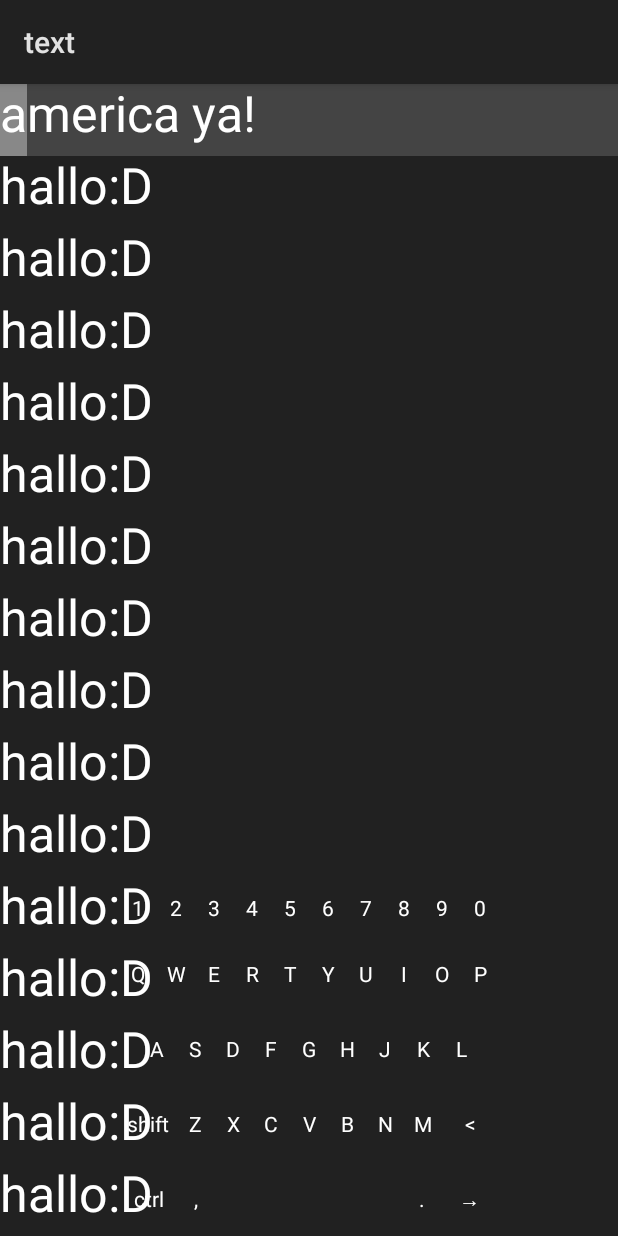
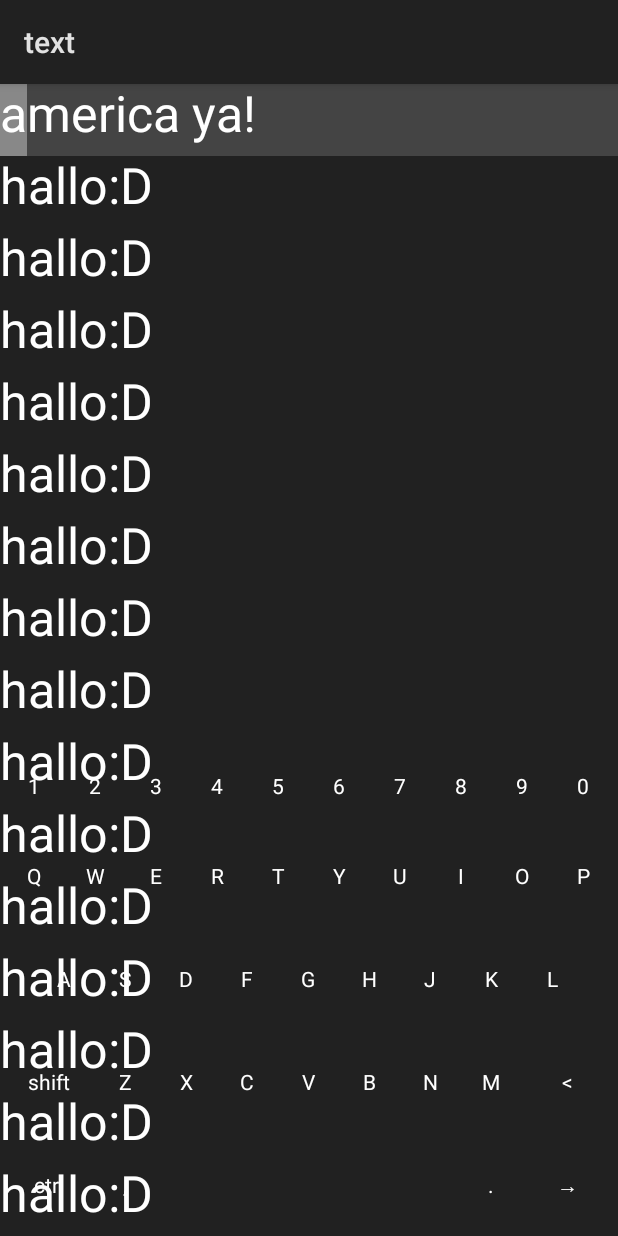
Before and after one commit to IMOitself/text, an Android app: the screen it shows after launch (MainActivity), on a phone screen of 412 x 824 dp. Run offline under Robolectric (Android 15) with nearby library versions, the phone set to English and light mode, and no system bars.

Commit message:
feat: resize keyboard based on screen width and height
- add some comments

```diff
--- a/app/src/main/java/imo/text/Editor.java
+++ b/app/src/main/java/imo/text/Editor.java
@@ -60,11 +60,12 @@ public class Editor extends View {
         super.onDraw(canvas);
 
         int lastBottom = 0;
+        if(lines.isEmpty()) return;
         for (String line : lines) {
             mPaint.getTextBounds(line, 0, line.length(), textBounds);
 
+            // populate only once
             if (lineHeight == -1) {
-                // Populate only once
                 lineHeight = textBounds.height();
                 lineSpacing = lineHeight / 2;
             }
@@ -72,11 +73,14 @@ public class Editor extends View {
             int lineTop = lastBottom;
             int lineBottom = lineTop + lineHeight + lineSpacing;
 
-            if (touchY <= lineBottom)
-            if (touchY >= lineTop) {
+            // draw touched char and line
+            if (touchY <= lineBottom
+            &&  touchY >= lineTop) {
+                // highlight line
                 mPaint.setColor(Color.DKGRAY);
                 canvas.drawRect(0, lineTop, getWidth(), lineBottom, mPaint);
 
+                // highlight char
                 int cumulativeWidth = 0;
                 for (int i = 0; i < line.length(); i++) {
                     float charWidth = mPaint.measureText(line, i, i + 1);
@@ -99,7 +103,9 @@ public class Editor extends View {
             canvas.drawText(line, 0, lineBottom - lineSpacing, mPaint);
 
             lastBottom = lineBottom;
-            if (lastBottom > getHeight()) break; //only draw visible lines
+
+            //only draw visible lines
+            if (lastBottom > getHeight()) break;
         }
 
     }
--- a/app/src/main/java/imo/text/MainActivity.java
+++ b/app/src/main/java/imo/text/MainActivity.java
@@ -2,6 +2,9 @@ package imo.text;
 
 import android.app.Activity;
 import android.os.Bundle;
+import android.util.DisplayMetrics;
+import android.view.View;
+import android.view.ViewGroup;
 
 public class MainActivity extends Activity {
 
@@ -16,5 +19,85 @@ public class MainActivity extends Activity {
             sb.append("\nhallo:D");
         }
         editor.setText(sb.toString());
+
+        resizeKeyboard();
+    }
+
+    public void resizeKeyboard() {
+        // Get screen dimensions
+        DisplayMetrics displayMetrics = new DisplayMetrics();
+        getWindowManager().getDefaultDisplay().getMetrics(displayMetrics);
+        int screenWidth = displayMetrics.widthPixels;
+        int screenHeight = displayMetrics.heightPixels;
+
+        // Calculate keyboard height (1/3 of screen height)
+        int keyboardHeight = screenHeight / 3;
+
+        // Calculate key dimensions
+        int normalKeyWidth = screenWidth / 10;
+        int normalKeyHeight = keyboardHeight / 4; // (2/3 of keyboard height) / 5 rows
+        int numberKeyHeight = normalKeyHeight * 3 / 4;
+        int wideKeyWidth = normalKeyWidth + (normalKeyWidth / 2);
+
+        // Resize number keys (1st row)
+        resizeView(R.id.key_0, normalKeyWidth, numberKeyHeight);
+        resizeView(R.id.key_1, normalKeyWidth, numberKeyHeight);
+        resizeView(R.id.key_2, normalKeyWidth, numberKeyHeight);
+        resizeView(R.id.key_3, normalKeyWidth, numberKeyHeight);
+        resizeView(R.id.key_4, normalKeyWidth, numberKeyHeight);
+        resizeView(R.id.key_5, normalKeyWidth, numberKeyHeight);
+        resizeView(R.id.key_6, normalKeyWidth, numberKeyHeight);
+        resizeView(R.id.key_7, normalKeyWidth, numberKeyHeight);
+        resizeView(R.id.key_8, normalKeyWidth, numberKeyHeight);
+        resizeView(R.id.key_9, normalKeyWidth, numberKeyHeight);
+
+        // Resize letter keys (2nd row)
+        resizeView(R.id.key_Q, normalKeyWidth, normalKeyHeight);
+        resizeView(R.id.key_W, normalKeyWidth, normalKeyHeight);
+        resizeView(R.id.key_E, normalKeyWidth, normalKeyHeight);
+        resizeView(R.id.key_R, normalKeyWidth, normalKeyHeight);
+        resizeView(R.id.key_T, normalKeyWidth, normalKeyHeight);
+        resizeView(R.id.key_Y, normalKeyWidth, normalKeyHeight);
+        resizeView(R.id.key_U, normalKeyWidth, normalKeyHeight);
+        resizeView(R.id.key_I, normalKeyWidth, normalKeyHeight);
+        resizeView(R.id.key_O, normalKeyWidth, normalKeyHeight);
+        resizeView(R.id.key_P, normalKeyWidth, normalKeyHeight);
+
+        // Resize letter keys (3rd row)
+        resizeView(R.id.key_A, normalKeyWidth, normalKeyHeight);
+        resizeView(R.id.key_S, normalKeyWidth, normalKeyHeight);
+        resizeView(R.id.key_D, normalKeyWidth, normalKeyHeight);
+        resizeView(R.id.key_F, normalKeyWidth, normalKeyHeight);
+        resizeView(R.id.key_G, normalKeyWidth, normalKeyHeight);
+        resizeView(R.id.key_H, normalKeyWidth, normalKeyHeight);
+        resizeView(R.id.key_J, normalKeyWidth, normalKeyHeight);
+        resizeView(R.id.key_K, normalKeyWidth, normalKeyHeight);
+        resizeView(R.id.key_L, normalKeyWidth, normalKeyHeight);
+
+        // Resize letter keys (4th row)
+        resizeView(R.id.key_shift, wideKeyWidth, normalKeyHeight);
+        resizeView(R.id.key_Z, normalKeyWidth, normalKeyHeight);
+        resizeView(R.id.key_X, normalKeyWidth, normalKeyHeight);
+        resizeView(R.id.key_C, normalKeyWidth, normalKeyHeight);
+        resizeView(R.id.key_V, normalKeyWidth, normalKeyHeight);
+        resizeView(R.id.key_B, normalKeyWidth, normalKeyHeight);
+        resizeView(R.id.key_N, normalKeyWidth, normalKeyHeight);
+        resizeView(R.id.key_M, normalKeyWidth, normalKeyHeight);
+        resizeView(R.id.key_delete, wideKeyWidth, normalKeyHeight);
+
+        // Resize special keys (5th row)
+        resizeView(R.id.key_ctrl, wideKeyWidth, normalKeyHeight);
+        resizeView(R.id.key_comma, normalKeyWidth, normalKeyHeight);
+        resizeView(R.id.key_space, normalKeyWidth * 5, normalKeyHeight);
+        resizeView(R.id.key_period, normalKeyWidth, normalKeyHeight);
+        resizeView(R.id.key_go, wideKeyWidth, normalKeyHeight);
+    }
+
+    private void resizeView(int viewId, int width, int height) {
+        View view = findViewById(viewId);
+        ViewGroup.LayoutParams params = view.getLayoutParams();
+        params.width = width;
+        params.height = height;
+        view.setLayoutParams(params);
     }
 }
```
